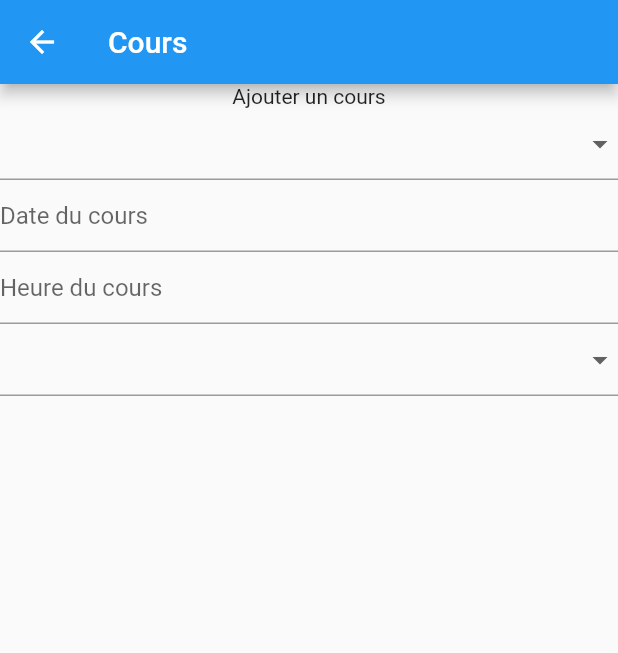
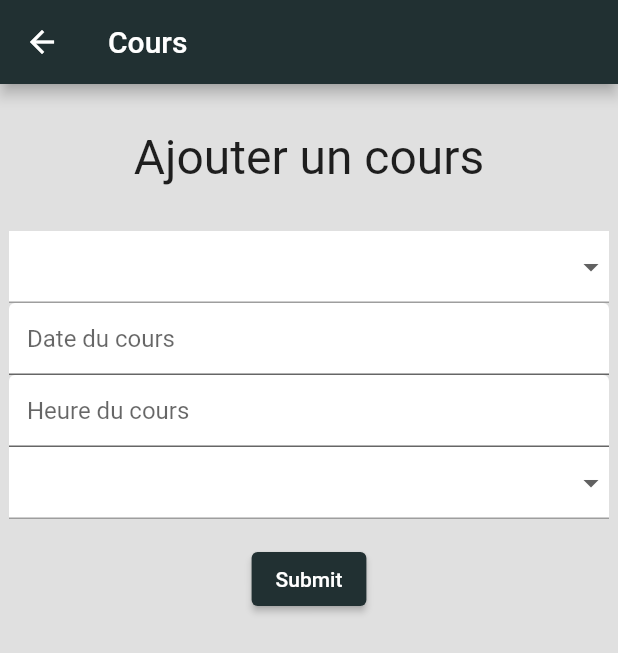
Before and after one commit to FlorianCohenJoly/FlutterCoding, a Flutter app: the Cours screen opened directly, on a phone screen of 412 x 824 dp. Shown: the top 653 px of the screen. Run offline on Flutter 3.47's test engine with Material 2 defaults, Android fonts, the phone set to English and light mode, and no system bars.

Commit message:
Ajout de style sur la page d'ajout de cours

```diff
--- a/app_flutter_coding/lib/cours.dart
+++ b/app_flutter_coding/lib/cours.dart
@@ -9,9 +9,29 @@ class Cours extends StatefulWidget {
   _CoursState createState() => _CoursState();
 }
 
+class NewCours{
+  String? terrain;
+  String? date;
+  String? heure;
+  String? discipline;
+
+}
+
 const List<String> list = <String>['Carrière', 'Manège'];
 
 class _CoursState extends State<Cours> {
+
+  void submitForm(date, heure){
+    NewCours cours = NewCours();
+    cours.terrain = terrainController;
+    cours.date = date;
+    cours.heure = heure;
+    cours.discipline = disciplineController;
+    print(cours.terrain);
+    print(cours.date);
+    print(cours.heure);
+    print(cours.discipline);
+}
 
   final _CoursKey = GlobalKey<FormState>();
 
@@ -25,18 +45,28 @@ class _CoursState extends State<Cours> {
   @override
   Widget build(BuildContext context) {
     return Scaffold(
+      backgroundColor: Colors.grey[300],
       appBar: AppBar(
-        title: Text("Cours"),
+        backgroundColor: Color.fromARGB(255, 33, 48, 50),
+        title: const Text("Cours"),
       ),
       body: Center(
         child: Column(
           children: [
-            Text("Ajouter un cours"),
+            Padding(
+              padding: EdgeInsets.all(30),
+              child: const Text("Ajouter un cours", style: TextStyle(fontSize: 32),)
+            ),
             Form(
               key: _CoursKey,
+              child: SizedBox(
+                width: 400,
                 child: Column(
                   children: [
-                  DropdownButtonFormField(
+                    Container(
+                      color: Color.fromARGB(255, 255, 255, 255),
+                      child: DropdownButtonFormField(
+                        dropdownColor: Colors.grey[100],
                         items: const [
                           DropdownMenuItem(
                             value: "carriere",
@@ -50,13 +80,15 @@ class _CoursState extends State<Cours> {
                         onChanged: (String? value) {
                           setState(() {
                             terrainController = value;
-                        print(terrainController);
                           });
                         },
+                      ),
                     ),
                     TextFormField(
                       controller: dateController,
                       decoration: InputDecoration(
+                        filled: true,
+                        fillColor: Color.fromARGB(255, 255, 255, 255),
                         hintText: "Date du cours"
                       ),
 
@@ -64,10 +96,14 @@ class _CoursState extends State<Cours> {
                     TextFormField(
                       controller: heureController,
                       decoration: InputDecoration(
+                        filled: true,
+                        fillColor: Color.fromARGB(255, 255, 255, 255),
                         hintText: "Heure du cours"
                       ),
                     ),
-                  DropdownButtonFormField(
+                    Container(
+                      color: Color.fromARGB(255, 255, 255, 255),
+                      child: DropdownButtonFormField(
                         items: const [
                           DropdownMenuItem(
                             value: "dressage",
@@ -88,8 +124,22 @@ class _CoursState extends State<Cours> {
                             print(disciplineController);
                           });
                         },
+                      )
                     ),
+                    Padding(
+                      padding: const EdgeInsets.symmetric(vertical: 16.0),
+                      child: Container(
+
+                        child: ElevatedButton(
+                          onPressed: () {
+                            submitForm(dateController.value.text, heureController.value.text);
+                          },
+                          child: const Text('Submit'),
+                        ),
+                      )
+                    )
                   ],
+                )
               )
             )
           ],
```
Also changed, not shown: app_flutter_coding/lib/main.dart (+9 -0 lines). Lines whose indentation alone changed are shown as unchanged.
